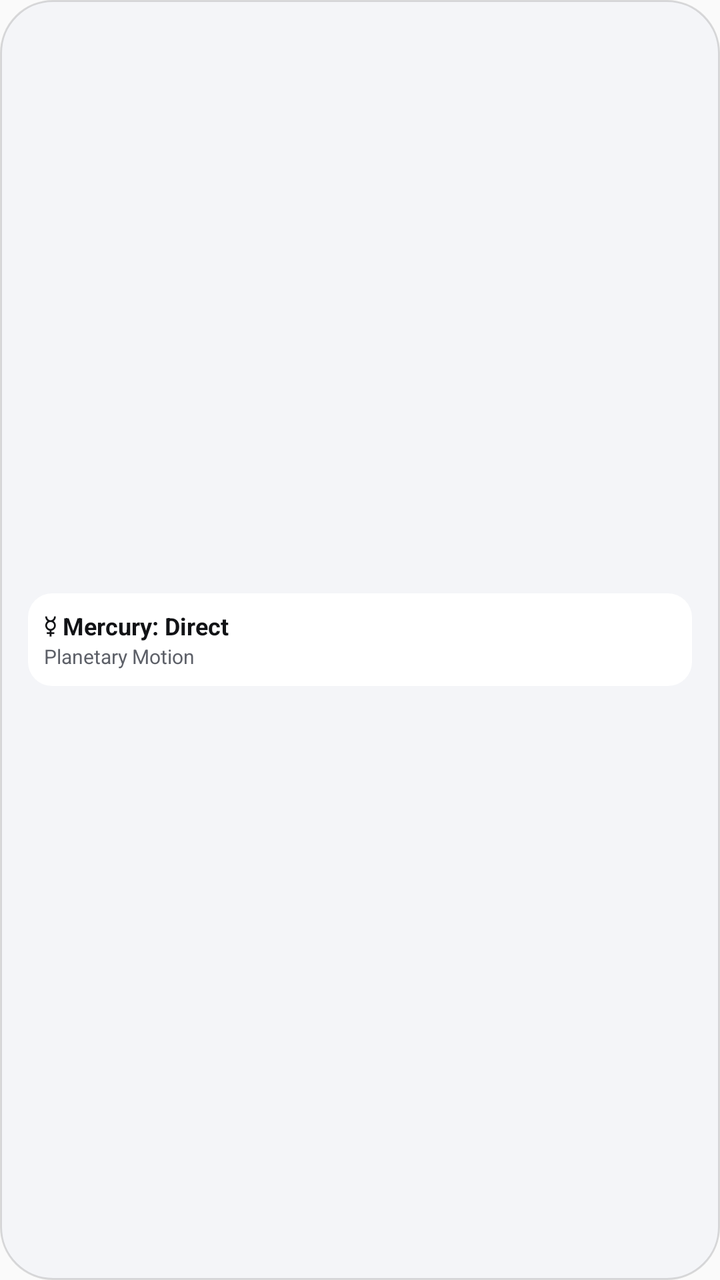
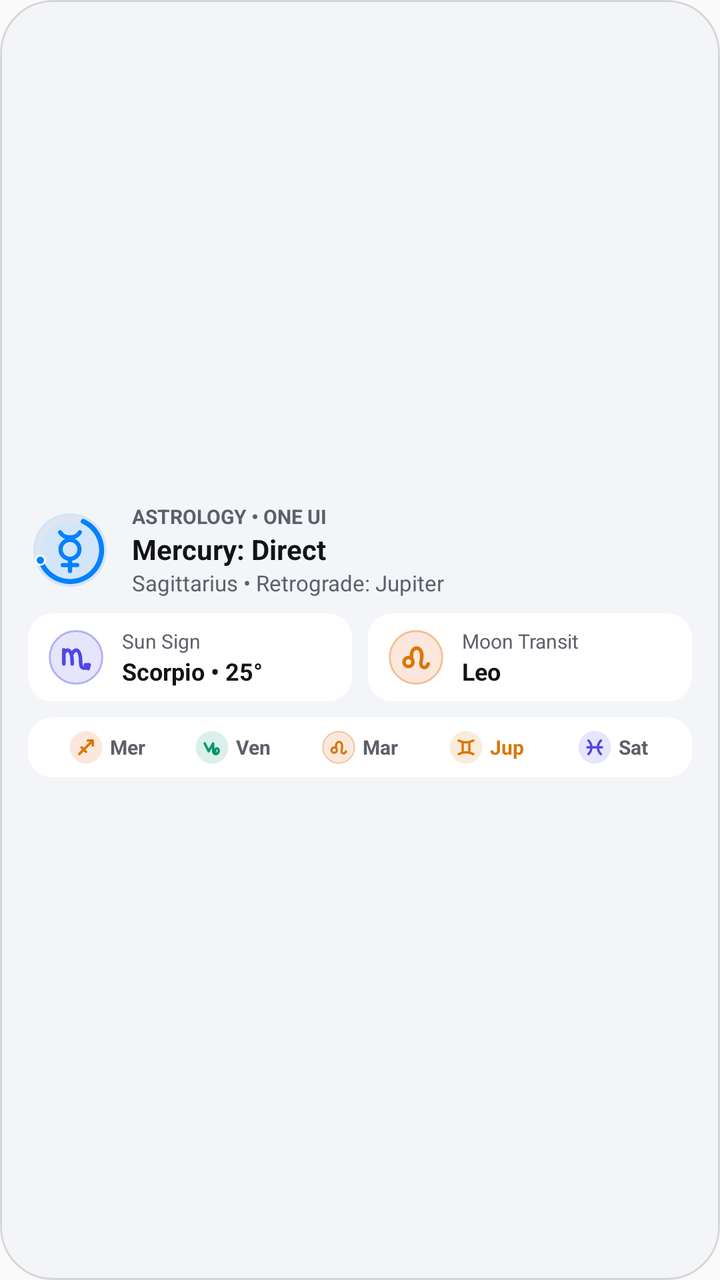

Before-and-after screenshots of an Android layout around one commit, followed by the original layout XML and the change that was made.
<!-- AndroidManifest.xml: application theme Theme.OneUiExtraWidgets -->
<!-- res/layout/widget_preview_astrology.xml -->
<?xml version="1.0" encoding="utf-8"?>
<LinearLayout xmlns:android="http://schemas.android.com/apk/res/android"
    android:layout_width="match_parent"
    android:layout_height="match_parent"
    android:background="@drawable/bg_preview_oneui_card"
    android:gravity="center_vertical"
    android:orientation="vertical"
    android:padding="14dp">

    <LinearLayout
        android:layout_width="match_parent"
        android:layout_height="wrap_content"
        android:background="@drawable/bg_preview_oneui_pill"
        android:orientation="vertical"
        android:padding="8dp">

        <TextView
            android:layout_width="wrap_content"
            android:layout_height="wrap_content"
            android:text="☿ Mercury: Direct"
            android:textColor="@color/oneui_preview_text_primary"
            android:textSize="12sp"
            android:textStyle="bold" />

        <TextView
            android:layout_width="wrap_content"
            android:layout_height="wrap_content"
            android:text="@string/astro_retrograde_status"
            android:textColor="@color/oneui_preview_text_secondary"
            android:textSize="10sp" />
    </LinearLayout>
</LinearLayout>
<!-- resources referenced by this layout -->
<resources>
  <string name="astro_retrograde_status">Planetary Motion</string>
  <!-- unchanged entries left out for length: 8 -->
</resources>

<!-- the commit's change to res/layout/widget_preview_astrology.xml (unified diff, before → after) -->
@@ -7,26 +7,311 @@
     android:orientation="vertical"
     android:padding="14dp">
 
+    
+    <LinearLayout
+        android:layout_width="match_parent"
+        android:layout_height="wrap_content"
+        android:gravity="center_vertical"
+        android:orientation="horizontal">
+
+        <ImageView
+            android:layout_width="42dp"
+            android:layout_height="42dp"
+            android:contentDescription="@string/widget_astrology_title"
+            android:src="@drawable/ic_preview_astrology" />
+
+        <Space
+            android:layout_width="10dp"
+            android:layout_height="1dp" />
+
+        <LinearLayout
+            android:layout_width="0dp"
+            android:layout_height="wrap_content"
+            android:layout_weight="1"
+            android:orientation="vertical">
+
+            <TextView
+                android:layout_width="wrap_content"
+                android:layout_height="wrap_content"
+                android:ellipsize="end"
+                android:maxLines="1"
+                android:text="@string/astro_preview_eyebrow"
+                android:textColor="@color/oneui_preview_text_secondary"
+                android:textSize="10sp"
+                android:textStyle="bold" />
+
+            <TextView
+                android:layout_width="wrap_content"
+                android:layout_height="wrap_content"
+                android:ellipsize="end"
+                android:maxLines="1"
+                android:text="@string/astro_preview_mercury"
+                android:textColor="@color/oneui_preview_text_primary"
+                android:textSize="14sp"
+                android:textStyle="bold" />
+
+            <TextView
+                android:layout_width="wrap_content"
+                android:layout_height="wrap_content"
+                android:ellipsize="end"
+                android:maxLines="1"
+                android:text="@string/astro_preview_summary"
+                android:textColor="@color/oneui_preview_text_secondary"
+                android:textSize="11sp" />
+        </LinearLayout>
+    </LinearLayout>
+
+    <Space
+        android:layout_width="1dp"
+        android:layout_height="8dp" />
+
+    
+    <LinearLayout
+        android:layout_width="match_parent"
+        android:layout_height="wrap_content"
+        android:orientation="horizontal">
+
+        <LinearLayout
+            android:layout_width="0dp"
+            android:layout_height="wrap_content"
+            android:layout_weight="1"
+            android:background="@drawable/bg_preview_oneui_pill"
+            android:gravity="center_vertical"
+            android:orientation="horizontal"
+            android:paddingHorizontal="9dp"
+            android:paddingVertical="7dp">
+
+            <ImageView
+                android:layout_width="30dp"
+                android:layout_height="30dp"
+                android:contentDescription="@string/astro_sun_sign"
+                android:src="@drawable/ic_preview_zodiac_scorpio" />
+
+            <Space
+                android:layout_width="8dp"
+                android:layout_height="1dp" />
+
+            <LinearLayout
+                android:layout_width="0dp"
+                android:layout_height="wrap_content"
+                android:layout_weight="1"
+                android:orientation="vertical">
+
+                <TextView
+                    android:layout_width="wrap_content"
+                    android:layout_height="wrap_content"
+                    android:ellipsize="end"
+                    android:maxLines="1"
+                    android:text="@string/astro_sun_sign"
+                    android:textColor="@color/oneui_preview_text_secondary"
+                    android:textSize="10sp" />
+
+                <TextView
+                    android:layout_width="wrap_content"
+                    android:layout_height="wrap_content"
+                    android:ellipsize="end"
+                    android:maxLines="1"
+                    android:text="@string/astro_preview_sun_value"
+                    android:textColor="@color/oneui_preview_text_primary"
+                    android:textSize="12sp"
+                    android:textStyle="bold" />
+            </LinearLayout>
+        </LinearLayout>
+
+        <Space
+            android:layout_width="8dp"
+            android:layout_height="1dp" />
+
+        <LinearLayout
+            android:layout_width="0dp"
+            android:layout_height="wrap_content"
+            android:layout_weight="1"
+            android:background="@drawable/bg_preview_oneui_pill"
+            android:gravity="center_vertical"
+            android:orientation="horizontal"
+            android:paddingHorizontal="9dp"
+            android:paddingVertical="7dp">
+
+            <ImageView
+                android:layout_width="30dp"
+                android:layout_height="30dp"
+                android:contentDescription="@string/astro_moon_transit"
+                android:src="@drawable/ic_preview_zodiac_leo" />
+
+            <Space
+                android:layout_width="8dp"
+                android:layout_height="1dp" />
+
+            <LinearLayout
+                android:layout_width="0dp"
+                android:layout_height="wrap_content"
+                android:layout_weight="1"
+                android:orientation="vertical">
+
+                <TextView
+                    android:layout_width="wrap_content"
+                    android:layout_height="wrap_content"
+                    android:ellipsize="end"
+                    android:maxLines="1"
+                    android:text="@string/astro_moon_transit"
+                    android:textColor="@color/oneui_preview_text_secondary"
+                    android:textSize="10sp" />
+
+                <TextView
+                    android:layout_width="wrap_content"
+                    android:layout_height="wrap_content"
+                    android:ellipsize="end"
+                    android:maxLines="1"
+                    android:text="@string/astro_preview_moon_value"
+                    android:textColor="@color/oneui_preview_text_primary"
+                    android:textSize="12sp"
+                    android:textStyle="bold" />
+            </LinearLayout>
+        </LinearLayout>
+    </LinearLayout>
+
+    <Space
+        android:layout_width="1dp"
+        android:layout_height="8dp" />
+
+    
     <LinearLayout
         android:layout_width="match_parent"
         android:layout_height="wrap_content"
         android:background="@drawable/bg_preview_oneui_pill"
-        android:orientation="vertical"
-        android:padding="8dp">
-
-        <TextView
-            android:layout_width="wrap_content"
-            android:layout_height="wrap_content"
-            android:text="☿ Mercury: Direct"
-            android:textColor="@color/oneui_preview_text_primary"
-            android:textSize="12sp"
-            android:textStyle="bold" />
-
-        <TextView
-            android:layout_width="wrap_content"
-            android:layout_height="wrap_content"
-            android:text="@string/astro_retrograde_status"
-            android:textColor="@color/oneui_preview_text_secondary"
-            android:textSize="10sp" />
+        android:gravity="center_vertical"
+        android:orientation="horizontal"
+        android:paddingHorizontal="8dp"
+        android:paddingVertical="6dp">
+
+        <LinearLayout
+            android:layout_width="0dp"
+            android:layout_height="wrap_content"
+            android:layout_weight="1"
+            android:gravity="center"
+            android:orientation="horizontal">
+
+            <ImageView
+                android:layout_width="18dp"
+                android:layout_height="18dp"
+                android:contentDescription="Mercury"
+                android:src="@drawable/ic_preview_zodiac_sagittarius" />
+
+            <Space
+                android:layout_width="3dp"
+                android:layout_height="1dp" />
+
+            <TextView
+                android:layout_width="wrap_content"
+                android:layout_height="wrap_content"
+                android:text="Mer"
+                android:textColor="@color/oneui_preview_text_secondary"
+                android:textSize="10sp"
+                android:textStyle="bold" />
+        </LinearLayout>
+
+        <LinearLayout
+            android:layout_width="0dp"
+            android:layout_height="wrap_content"
+            android:layout_weight="1"
+            android:gravity="center"
+            android:orientation="horizontal">
+
+            <ImageView
+                android:layout_width="18dp"
+                android:layout_height="18dp"
+                android:contentDescription="Venus"
+                android:src="@drawable/ic_preview_zodiac_capricorn" />
+
+            <Space
+                android:layout_width="3dp"
+                android:layout_height="1dp" />
+
+            <TextView
+                android:layout_width="wrap_content"
+                android:layout_height="wrap_content"
+                android:text="Ven"
+                android:textColor="@color/oneui_preview_text_secondary"
+                android:textSize="10sp"
+                android:textStyle="bold" />
+        </LinearLayout>
+
+        <LinearLayout
+            android:layout_width="0dp"
+            android:layout_height="wrap_content"
+            android:layout_weight="1"
+            android:gravity="center"
+            android:orientation="horizontal">
+
+            <ImageView
+                android:layout_width="18dp"
+                android:layout_height="18dp"
+                android:contentDescription="Mars"
+                android:src="@drawable/ic_preview_zodiac_leo" />
+
+            <Space
+                android:layout_width="3dp"
+                android:layout_height="1dp" />
+
+            <TextView
+                android:layout_width="wrap_content"
+                android:layout_height="wrap_content"
+                android:text="Mar"
+                android:textColor="@color/oneui_preview_text_secondary"
+                android:textSize="10sp"
+                android:textStyle="bold" />
+        </LinearLayout>
+
+        <LinearLayout
+            android:layout_width="0dp"
+            android:layout_height="wrap_content"
+            android:layout_weight="1"
+            android:gravity="center"
+            android:orientation="horizontal">
+
+            <ImageView
+                android:layout_width="18dp"
+                android:layout_height="18dp"
+                android:contentDescription="Jupiter"
+                android:src="@drawable/ic_preview_zodiac_gemini" />
+
+            <Space
+                android:layout_width="3dp"
+                android:layout_height="1dp" />
+
+            <TextView
+                android:layout_width="wrap_content"
+                android:layout_height="wrap_content"
+                android:text="Jup"
+                android:textColor="@color/oneui_preview_uv_amber"
+                android:textSize="10sp"
+                android:textStyle="bold" />
+        </LinearLayout>
+
+        <LinearLayout
+            android:layout_width="0dp"
+            android:layout_height="wrap_content"
+            android:layout_weight="1"
+            android:gravity="center"
+            android:orientation="horizontal">
+
+            <ImageView
+                android:layout_width="18dp"
+                android:layout_height="18dp"
+                android:contentDescription="Saturn"
+                android:src="@drawable/ic_preview_zodiac_pisces" />
+
+            <Space
+                android:layout_width="3dp"
+                android:layout_height="1dp" />
+
+            <TextView
+                android:layout_width="wrap_content"
+                android:layout_height="wrap_content"
+                android:text="Sat"
+                android:textColor="@color/oneui_preview_text_secondary"
+                android:textSize="10sp"
+                android:textStyle="bold" />
+        </LinearLayout>
     </LinearLayout>
 </LinearLayout>
<!-- resource entries referenced after the edit -->
@@ -1,6 +1,142 @@
 <!-- resources referenced by this layout -->
 <resources>
-  <string name="astro_retrograde_status">Planetary Motion</string>
+  <color name="oneui_preview_uv_amber">#FFD97706</color>
+  <!-- drawable ic_preview_astrology: vector/xml drawable (drawable, 2027 chars, omitted) -->
+  <!-- drawable ic_preview_zodiac_capricorn (drawable) -->
+  <?xml version="1.0" encoding="utf-8"?>
+  <vector xmlns:android="http://schemas.android.com/apk/res/android"
+      android:width="20dp"
+      android:height="20dp"
+      android:viewportWidth="64"
+      android:viewportHeight="64">
+      <path
+          android:fillColor="#24059669"
+          android:pathData="M 32,32 m -29,0 a 29,29 0 1,0 58,0 a 29,29 0 1,0 -58,0" />
+      <path
+          android:fillColor="@android:color/transparent"
+          android:pathData="M 19,25 L 26,39 L 34,25 L 34,39 C 34,46 44,46 44,38 C 44,31 34,33 39,42"
+          android:strokeColor="@color/oneui_preview_aqi_green"
+          android:strokeLineCap="round"
+          android:strokeLineJoin="round"
+          android:strokeWidth="4.2" />
+  </vector>
+  <!-- drawable ic_preview_zodiac_gemini (drawable) -->
+  <?xml version="1.0" encoding="utf-8"?>
+  <vector xmlns:android="http://schemas.android.com/apk/res/android"
+      android:width="20dp"
+      android:height="20dp"
+      android:viewportWidth="64"
+      android:viewportHeight="64">
+      <path
+          android:fillColor="#24D97706"
+          android:pathData="M 32,32 m -29,0 a 29,29 0 1,0 58,0 a 29,29 0 1,0 -58,0" />
+      <path
+          android:fillColor="@android:color/transparent"
+          android:pathData="M 19,20 C 27,24 37,24 45,20 M 19,44 C 27,40 37,40 45,44 M 26,23 L 26,41 M 38,23 L 38,41"
+          android:strokeColor="@color/oneui_preview_uv_amber"
+          android:strokeLineCap="round"
+          android:strokeLineJoin="round"
+          android:strokeWidth="4.2" />
+  </vector>
+  <!-- drawable ic_preview_zodiac_leo (drawable) -->
+  <?xml version="1.0" encoding="utf-8"?>
+  <vector xmlns:android="http://schemas.android.com/apk/res/android"
+      android:width="32dp"
+      android:height="32dp"
+      android:viewportWidth="64"
+      android:viewportHeight="64">
+      <path
+          android:fillColor="#24EA580C"
+          android:pathData="M 32,32 m -29,0 a 29,29 0 1,0 58,0 a 29,29 0 1,0 -58,0" />
+      <path
+          android:fillColor="@android:color/transparent"
+          android:pathData="M 32,32 m -28,0 a 28,28 0 1,0 56,0 a 28,28 0 1,0 -56,0"
+          android:strokeAlpha="0.35"
+          android:strokeColor="@color/oneui_preview_uv_amber"
+          android:strokeWidth="2" />
+      <path
+          android:fillColor="@android:color/transparent"
+          android:pathData="M 24,37 m -4.8,0 a 4.8,4.8 0 1,0 9.6,0 a 4.8,4.8 0 1,0 -9.6,0"
+          android:strokeColor="@color/oneui_preview_uv_amber"
+          android:strokeWidth="3.8" />
+      <path
+          android:fillColor="@android:color/transparent"
+          android:pathData="M 27.5,33.5 C 24.5,18 42,18 37.5,36 C 35.5,44 43.5,45 45,39"
+          android:strokeColor="@color/oneui_preview_uv_amber"
+          android:strokeLineCap="round"
+          android:strokeLineJoin="round"
+          android:strokeWidth="3.8" />
+  </vector>
+  <!-- drawable ic_preview_zodiac_pisces (drawable) -->
+  <?xml version="1.0" encoding="utf-8"?>
+  <vector xmlns:android="http://schemas.android.com/apk/res/android"
+      android:width="20dp"
+      android:height="20dp"
+      android:viewportWidth="64"
+      android:viewportHeight="64">
+      <path
+          android:fillColor="#244F46E5"
+          android:pathData="M 32,32 m -29,0 a 29,29 0 1,0 58,0 a 29,29 0 1,0 -58,0" />
+      <path
+          android:fillColor="@android:color/transparent"
+          android:pathData="M 21,20 C 28,27 28,37 21,44 M 43,20 C 36,27 36,37 43,44 M 19,32 L 45,32"
+          android:strokeColor="@color/oneui_preview_moon_silver"
+          android:strokeLineCap="round"
+          android:strokeLineJoin="round"
+          android:strokeWidth="4.2" />
+  </vector>
+  <!-- drawable ic_preview_zodiac_sagittarius (drawable) -->
+  <?xml version="1.0" encoding="utf-8"?>
+  <vector xmlns:android="http://schemas.android.com/apk/res/android"
+      android:width="20dp"
+      android:height="20dp"
+      android:viewportWidth="64"
+      android:viewportHeight="64">
+      <path
+          android:fillColor="#24EA580C"
+          android:pathData="M 32,32 m -29,0 a 29,29 0 1,0 58,0 a 29,29 0 1,0 -58,0" />
+      <path
+          android:fillColor="@android:color/transparent"
+          android:pathData="M 20,44 L 44,20 M 35,20 L 44,20 L 44,29 M 24,32 L 32,40"
+          android:strokeColor="@color/oneui_preview_uv_amber"
+          android:strokeLineCap="round"
+          android:strokeLineJoin="round"
+          android:strokeWidth="4.2" />
+  </vector>
+  <!-- drawable ic_preview_zodiac_scorpio (drawable) -->
+  <?xml version="1.0" encoding="utf-8"?>
+  <vector xmlns:android="http://schemas.android.com/apk/res/android"
+      android:width="32dp"
+      android:height="32dp"
+      android:viewportWidth="64"
+      android:viewportHeight="64">
+      <path
+          android:fillColor="#244F46E5"
+          android:pathData="M 32,32 m -29,0 a 29,29 0 1,0 58,0 a 29,29 0 1,0 -58,0" />
+      <path
+          android:fillColor="@android:color/transparent"
+          android:pathData="M 32,32 m -28,0 a 28,28 0 1,0 56,0 a 28,28 0 1,0 -56,0"
+          android:strokeAlpha="0.35"
+          android:strokeColor="@color/oneui_preview_moon_silver"
+          android:strokeWidth="2" />
+      <path
+          android:fillColor="@android:color/transparent"
+          android:pathData="M 19,24 L 19,39 M 19,28 C 22,22 28,22 28,39 M 28,28 C 31,22 37,22 37,38 C 37,45 43,45 46,40 M 42,40 L 46,40 L 45,44"
+          android:strokeColor="@color/oneui_preview_moon_silver"
+          android:strokeLineCap="round"
+          android:strokeLineJoin="round"
+          android:strokeWidth="3.8" />
+  </vector>
+  <string name="astro_moon_transit">Moon Transit</string>
+  <string name="astro_preview_eyebrow">ASTROLOGY • ONE UI</string>
+  <string name="astro_preview_mercury">Mercury: Direct</string>
+  <string name="astro_preview_moon_value">Leo</string>
+  <string name="astro_preview_summary">Sagittarius • Retrograde: Jupiter</string>
+  <string name="astro_preview_sun_value">Scorpio • 25°</string>
+  <string name="astro_sun_sign">Sun Sign</string>
+  <string name="widget_astrology_title">One UI Astrology: Transits &amp; Retrogrades</string>
+  <color name="oneui_preview_aqi_green">#FF059669</color>
+  <color name="oneui_preview_moon_silver">#FF4F46E5</color>
   <!-- unchanged entries left out for length: 8 -->
 </resources>
 
